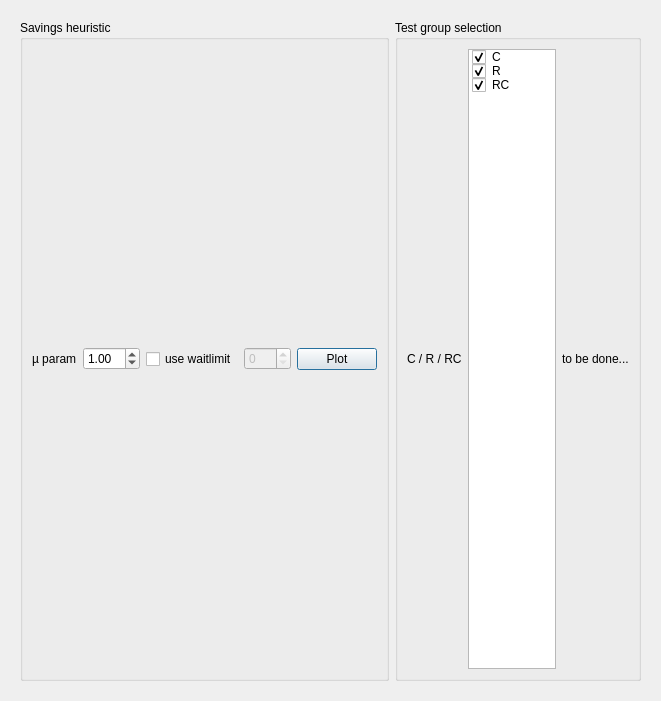
The window that helper.ui (rubenlangius/pygrout) describes before a commit, drawn with Qt 5.
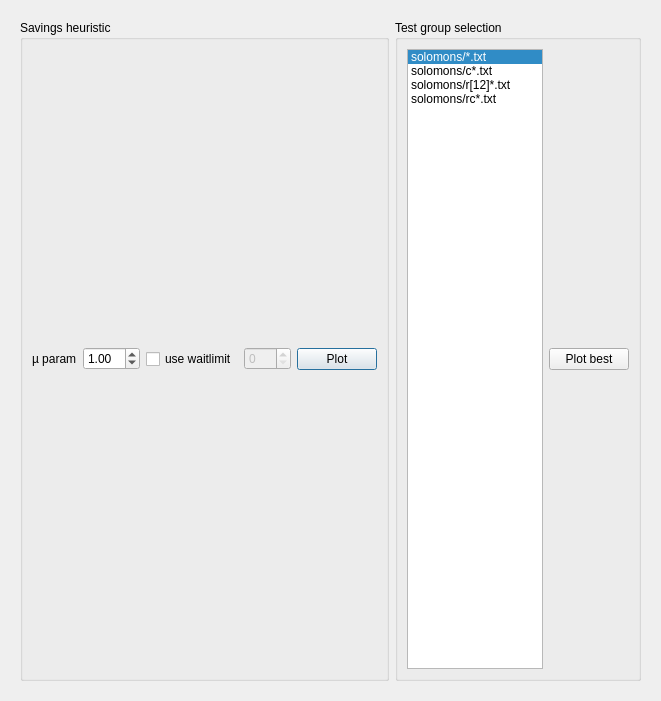
The same window after the commit.

Commit message: helper.py - test group selection, button for plot of best (tbd)

Diff of the .ui file:
```diff
--- a/helper.ui
+++ b/helper.ui
@@ -91,13 +91,6 @@
          <string>Test group selection</string>
         </property>
         <layout class="QHBoxLayout" name="horizontalLayout_3">
-         <item>
-          <widget class="QLabel" name="label_2">
-           <property name="text">
-            <string>C / R / RC</string>
-           </property>
-          </widget>
-         </item>
          <item>
           <widget class="QListWidget" name="families">
            <property name="minimumSize">
@@ -106,36 +99,35 @@
              <height>80</height>
             </size>
            </property>
+           <property name="currentRow">
+            <number>0</number>
+           </property>
            <item>
             <property name="text">
-             <string>C</string>
+             <string>solomons/*.txt</string>
             </property>
-            <property name="checkState">
-             <enum>Checked</enum>
-            </property>
            </item>
            <item>
             <property name="text">
-             <string>R</string>
+             <string>solomons/c*.txt</string>
             </property>
-            <property name="checkState">
-             <enum>Checked</enum>
-            </property>
            </item>
            <item>
             <property name="text">
-             <string>RC</string>
+             <string>solomons/r[12]*.txt</string>
             </property>
-            <property name="checkState">
-             <enum>Checked</enum>
+           </item>
+           <item>
+            <property name="text">
+             <string>solomons/rc*.txt</string>
             </property>
            </item>
           </widget>
          </item>
          <item>
-          <widget class="QLabel" name="label_3">
+          <widget class="QPushButton" name="best">
            <property name="text">
-            <string>to be done...</string>
+            <string>Plot best</string>
            </property>
           </widget>
          </item>
```
The commit also changes 2 other files.
